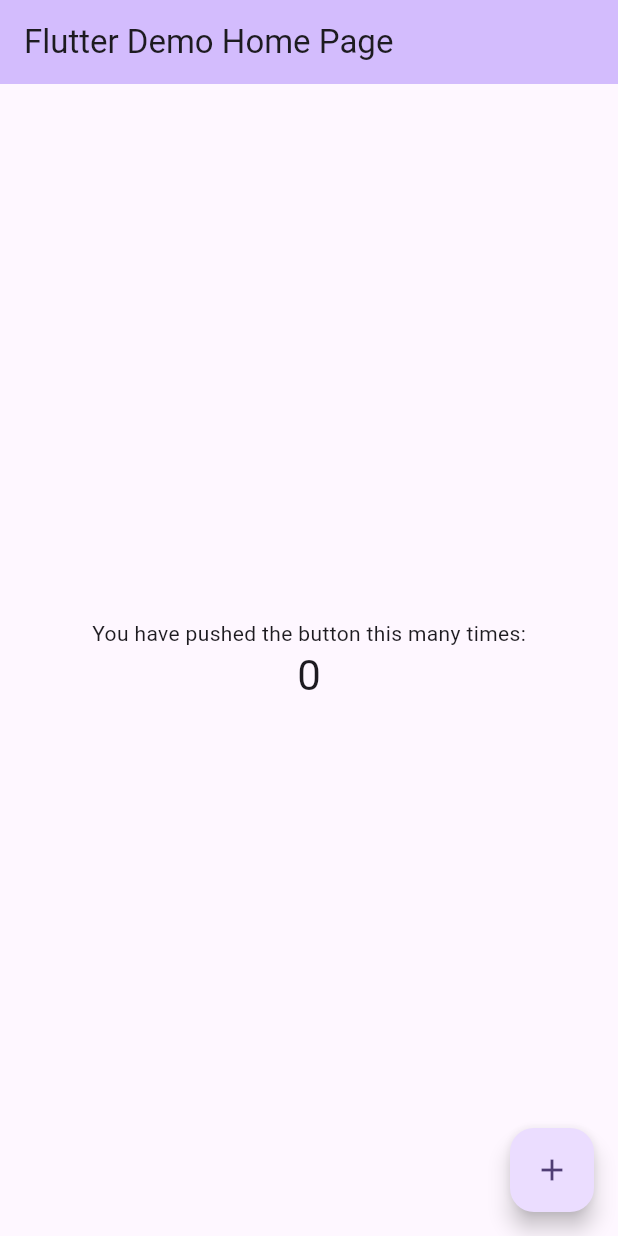
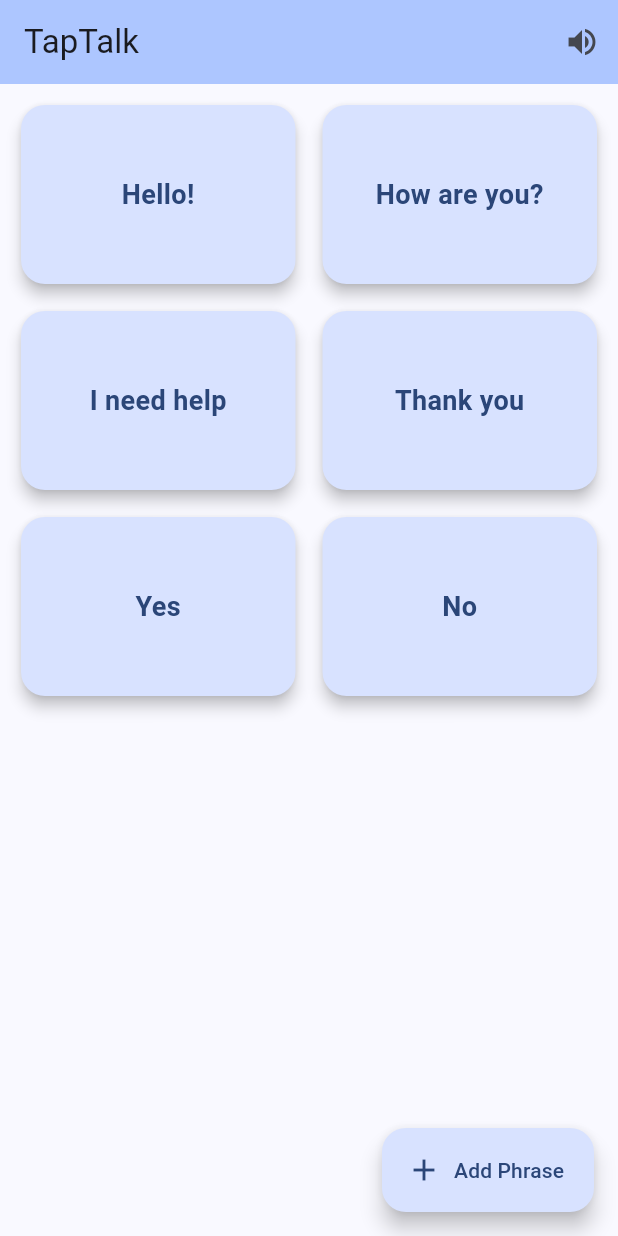
Before and after one commit to StellariumFoundation/TapTalk, a Flutter app: the screen it shows after launch, on a phone screen of 412 x 824 dp. Run offline on Flutter 3.47's test engine with Material 3 defaults, Android fonts, the phone set to English and light mode, and no system bars; our stand-ins replace flutter_tts.

Commit message:
Last Sync: 2025-12-27 14:18 (Mobile)

```diff
--- a/lib/main.dart
+++ b/lib/main.dart
@@ -1,121 +1,170 @@
 import 'package:flutter/material.dart';
+import 'package:flutter_tts/flutter_tts.dart';
 
 void main() {
-  runApp(const MyApp());
+  runApp(const TapTalkApp());
 }
 
-class MyApp extends StatelessWidget {
-  const MyApp({super.key});
+class TapTalkApp extends StatelessWidget {
+  const TapTalkApp({super.key});
 
-  // This widget is the root of your application.
   @override
   Widget build(BuildContext context) {
     return MaterialApp(
-      title: 'Flutter Demo',
+      title: 'TapTalk',
+      debugShowCheckedModeBanner: false,
       theme: ThemeData(
-        // This is the theme of your application.
-        //
-        // TRY THIS: Try running your application with "flutter run". You'll see
-        // the application has a purple toolbar. Then, without quitting the app,
-        // try changing the seedColor in the colorScheme below to Colors.green
-        // and then invoke "hot reload" (save your changes or press the "hot
-        // reload" button in a Flutter-supported IDE, or press "r" if you used
-        // the command line to start the app).
-        //
-        // Notice that the counter didn't reset back to zero; the application
-        // state is not lost during the reload. To reset the state, use hot
-        // restart instead.
-        //
-        // This works for code too, not just values: Most code changes can be
-        // tested with just a hot reload.
-        colorScheme: .fromSeed(seedColor: Colors.deepPurple),
+        colorScheme: ColorScheme.fromSeed(seedColor: Colors.blueAccent),
+        useMaterial3: true,
       ),
-      home: const MyHomePage(title: 'Flutter Demo Home Page'),
+      home: const HomeScreen(),
     );
   }
 }
 
-class MyHomePage extends StatefulWidget {
-  const MyHomePage({super.key, required this.title});
-
-  // This widget is the home page of your application. It is stateful, meaning
-  // that it has a State object (defined below) that contains fields that affect
-  // how it looks.
-
-  // This class is the configuration for the state. It holds the values (in this
-  // case the title) provided by the parent (in this case the App widget) and
-  // used by the build method of the State. Fields in a Widget subclass are
-  // always marked "final".
-
-  final String title;
+class HomeScreen extends StatefulWidget {
+  const HomeScreen({super.key});
 
   @override
-  State<MyHomePage> createState() => _MyHomePageState();
+  State<HomeScreen> createState() => _HomeScreenState();
 }
 
-class _MyHomePageState extends State<MyHomePage> {
-  int _counter = 0;
+class _HomeScreenState extends State<HomeScreen> {
+  // 1. The TTS Engine
+  final FlutterTts flutterTts = FlutterTts();
 
-  void _incrementCounter() {
+  // 2. The list of phrases (Starts with some examples)
+  List<String> phrases = [
+    "Hello!",
+    "How are you?",
+    "I need help",
+    "Thank you",
+    "Yes",
+    "No"
+  ];
+
+  // Controller to read text from the dialog box
+  final TextEditingController _textController = TextEditingController();
+
+  @override
+  void initState() {
+    super.initState();
+    _initTts();
+  }
+
+  // Setup the voice engine settings
+  Future<void> _initTts() async {
+    await flutterTts.setLanguage("en-US");
+    await flutterTts.setPitch(1.0); // 1.0 is natural voice
+    await flutterTts.setSpeechRate(0.5); // 0.5 is a comfortable speed
+  }
+
+  // Function to speak the text
+  Future<void> _speak(String text) async {
+    await flutterTts.speak(text);
+  }
+
+  // Function to add a new button
+  void _addPhrase(String text) {
+    if (text.isNotEmpty) {
+      setState(() {
+        phrases.add(text);
+      });
+      _textController.clear();
+      Navigator.of(context).pop(); // Close the dialog
+    }
+  }
+
+  // Function to delete a phrase (Long press to delete)
+  void _deletePhrase(int index) {
     setState(() {
-      // This call to setState tells the Flutter framework that something has
-      // changed in this State, which causes it to rerun the build method below
-      // so that the display can reflect the updated values. If we changed
-      // _counter without calling setState(), then the build method would not be
-      // called again, and so nothing would appear to happen.
-      _counter++;
+      phrases.removeAt(index);
     });
+  }
+
+  // The Dialog Box Popup
+  void _showAddDialog() {
+    showDialog(
+      context: context,
+      builder: (context) => AlertDialog(
+        title: const Text("New Phrase"),
+        content: TextField(
+          controller: _textController,
+          autofocus: true,
+          decoration: const InputDecoration(hintText: "What do you want to say?"),
+          textCapitalization: TextCapitalization.sentences,
+        ),
+        actions: [
+          TextButton(
+            onPressed: () => Navigator.pop(context),
+            child: const Text("Cancel"),
+          ),
+          FilledButton(
+            onPressed: () => _addPhrase(_textController.text),
+            child: const Text("Add"),
+          ),
+        ],
+      ),
+    );
   }
 
   @override
   Widget build(BuildContext context) {
-    // This method is rerun every time setState is called, for instance as done
-    // by the _incrementCounter method above.
-    //
-    // The Flutter framework has been optimized to make rerunning build methods
-    // fast, so that you can just rebuild anything that needs updating rather
-    // than having to individually change instances of widgets.
     return Scaffold(
       appBar: AppBar(
-        // TRY THIS: Try changing the color here to a specific color (to
-        // Colors.amber, perhaps?) and trigger a hot reload to see the AppBar
-        // change color while the other colors stay the same.
+        title: const Text("TapTalk"),
         backgroundColor: Theme.of(context).colorScheme.inversePrimary,
-        // Here we take the value from the MyHomePage object that was created by
-        // the App.build method, and use it to set our appbar title.
-        title: Text(widget.title),
+        actions: [
+          IconButton(
+            icon: const Icon(Icons.volume_up),
+            onPressed: () => _speak("TapTalk is ready"),
+          )
+        ],
       ),
-      body: Center(
-        // Center is a layout widget. It takes a single child and positions it
-        // in the middle of the parent.
-        child: Column(
-          // Column is also a layout widget. It takes a list of children and
-          // arranges them vertically. By default, it sizes itself to fit its
-          // children horizontally, and tries to be as tall as its parent.
-          //
-          // Column has various properties to control how it sizes itself and
-          // how it positions its children. Here we use mainAxisAlignment to
-          // center the children vertically; the main axis here is the vertical
-          // axis because Columns are vertical (the cross axis would be
-          // horizontal).
-          //
-          // TRY THIS: Invoke "debug painting" (choose the "Toggle Debug Paint"
-          // action in the IDE, or press "p" in the console), to see the
-          // wireframe for each widget.
-          mainAxisAlignment: .center,
-          children: [
-            const Text('You have pushed the button this many times:'),
-            Text(
-              '$_counter',
-              style: Theme.of(context).textTheme.headlineMedium,
-            ),
-          ],
+      body: Padding(
+        padding: const EdgeInsets.all(10.0),
+        child: GridView.builder(
+          gridDelegate: const SliverGridDelegateWithFixedCrossAxisCount(
+            crossAxisCount: 2, // 2 Buttons per row
+            crossAxisSpacing: 10,
+            mainAxisSpacing: 10,
+            childAspectRatio: 1.5, // Make them rectangular
+          ),
+          itemCount: phrases.length,
+          itemBuilder: (context, index) {
+            return Card(
+              elevation: 4,
+              color: Theme.of(context).colorScheme.primaryContainer,
+              shape: RoundedRectangleBorder(
+                borderRadius: BorderRadius.circular(16),
+              ),
+              child: InkWell(
+                borderRadius: BorderRadius.circular(16),
+                onTap: () => _speak(phrases[index]),
+                onLongPress: () => _deletePhrase(index), // Long press to delete
+                child: Center(
+                  child: Padding(
+                    padding: const EdgeInsets.all(8.0),
+                    child: Text(
+                      phrases[index],
+                      textAlign: TextAlign.center,
+                      style: TextStyle(
+                        fontSize: 18,
+                        fontWeight: FontWeight.bold,
+                        color: Theme.of(context).colorScheme.onPrimaryContainer,
+                      ),
+                    ),
+                  ),
+                ),
+              ),
+            );
+          },
         ),
       ),
-      floatingActionButton: FloatingActionButton(
-        onPressed: _incrementCounter,
-        tooltip: 'Increment',
-        child: const Icon(Icons.add),
+      floatingActionButton: FloatingActionButton.extended(
+        onPressed: _showAddDialog,
+        label: const Text("Add Phrase"),
+        icon: const Icon(Icons.add),
       ),
     );
   }
--- a/pubspec.yaml
+++ b/pubspec.yaml
@@ -1,4 +1,4 @@
-name: app
+name: taptalk
 description: "A new Flutter project."
 # The following line prevents the package from being accidentally published to
 # pub.dev using `flutter pub publish`. This is preferred for private packages.
@@ -34,6 +34,7 @@ dependencies:
   # The following adds the Cupertino Icons font to your application.
   # Use with the CupertinoIcons class for iOS style icons.
   cupertino_icons: ^1.0.8
+  flutter_tts: ^4.2.3
 
 dev_dependencies:
   flutter_test:
```
